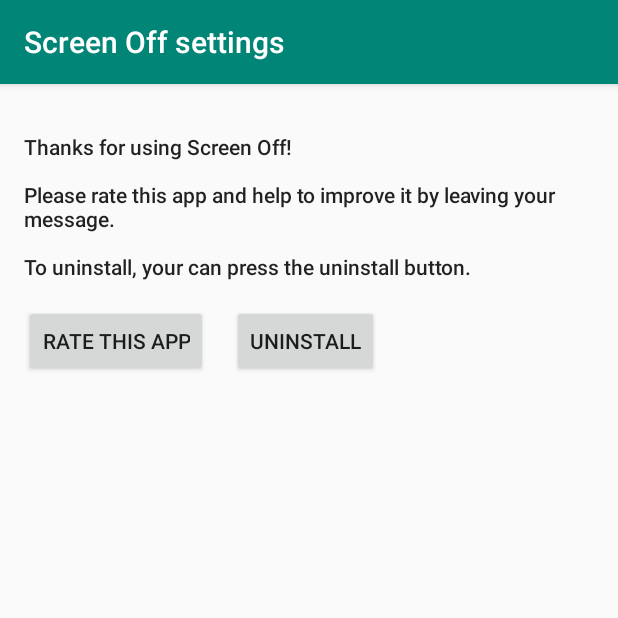
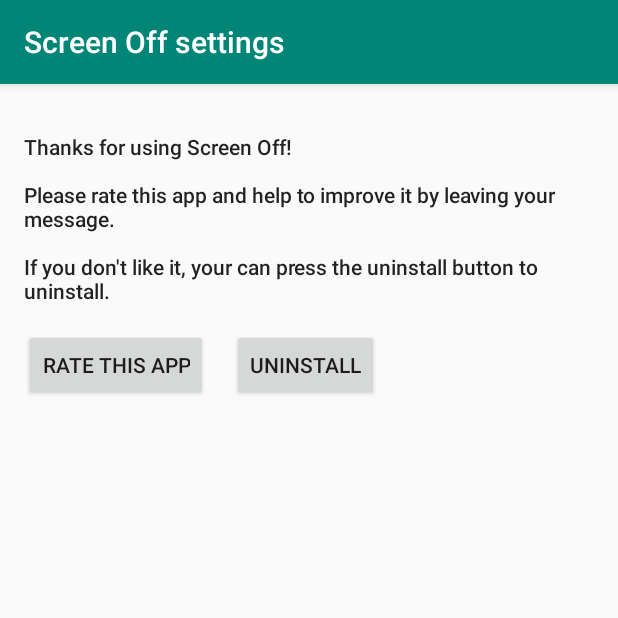
Before and after one commit to brian1143/ScreenOff, an Android app: the SettingsActivity screen opened directly, with no data from a screen before it, on a phone screen of 412 x 824 dp, the top half of it. Run offline under Robolectric (Android 15) with nearby library versions, the phone set to English and light mode, and no system bars.

Commit message:
Update strings of settings page.

```diff
--- a/app/src/main/res/values/strings.xml
+++ b/app/src/main/res/values/strings.xml
@@ -5,7 +5,7 @@
     <string name="add_admin_extra_app_text">Thanks for using Screen Off.\nBefore Screen Off turing off your screen, it requires the activiting of your Lock the screen function. Upon activation, the screen will be off immediately.\nLater on, you can long press the Screen Off to bring up app shortcut and select Settings to do further configuration.</string>
     <string name="settings_shortcut_short_label">Settings</string>
     <string name="app_settings_label">Screen Off settings</string>
-    <string name="settings_message">Thanks for using Screen Off!\n\nPlease rate this app and help to improve it by leaving your message.\n\nTo uninstall, your can press the uninstall button.</string>
+    <string name="settings_message">Thanks for using Screen Off!\n\nPlease rate this app and help to improve it by leaving your message.\n\nIf you don\'t like it, your can press the uninstall button to uninstall.</string>
     <string name="btn_uninstall">Uninstall</string>
     <string name="btn_rate">Rate this app</string>
 </resources>
```
Also changed, not shown: 1 other file.
